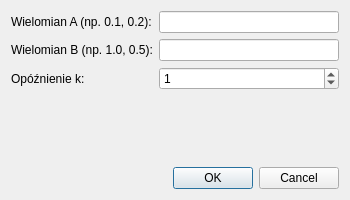
Before: the Qt Designer form dialogarx.ui in MichalWalterowski/projektUAR, drawn with Qt 5.
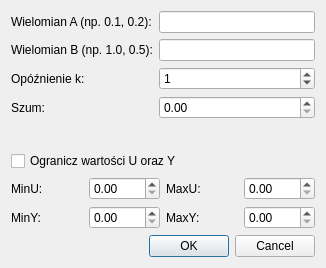
After: the same form once the commit is applied.

What changed in the file:
```diff
--- a/dialogarx.ui
+++ b/dialogarx.ui
@@ -6,8 +6,8 @@
    <rect>
     <x>0</x>
     <y>0</y>
-    <width>350</width>
-    <height>200</height>
+    <width>326</width>
+    <height>268</height>
    </rect>
   </property>
   <property name="windowTitle">
@@ -32,7 +32,86 @@
       <widget class="QLabel" name="labelK"><property name="text"><string>Opóźnienie k:</string></property></widget>
      </item>
      <item row="2" column="1">
-      <widget class="QSpinBox" name="spinK"><property name="value"><number>1</number></property></widget>
+      <widget class="QSpinBox" name="spinK">
+       <property name="value">
+        <number>1</number>
+       </property>
+      </widget>
+     </item>
+     <item row="3" column="0">
+      <widget class="QLabel" name="labelSzum">
+       <property name="text">
+        <string>Szum:</string>
+       </property>
+      </widget>
+     </item>
+     <item row="3" column="1">
+      <widget class="QDoubleSpinBox" name="spinSzum"/>
+     </item>
+    </layout>
+   </item>
+   <item>
+    <widget class="QCheckBox" name="checkLimity">
+     <property name="layoutDirection">
+      <enum>Qt::LeftToRight</enum>
+     </property>
+     <property name="text">
+      <string>Ogranicz wartości U oraz Y</string>
+     </property>
+    </widget>
+   </item>
+   <item>
+    <layout class="QHBoxLayout" name="horizontalLayout_4">
+     <item>
+      <widget class="QLabel" name="labelMinU">
+       <property name="text">
+        <string>MinU:</string>
+       </property>
+      </widget>
+     </item>
+     <item>
+      <widget class="QDoubleSpinBox" name="spinMinU">
+       <property name="enabled">
+        <bool>true</bool>
+       </property>
+       <property name="inputMethodHints">
+        <set>Qt::ImhFormattedNumbersOnly</set>
+       </property>
+      </widget>
+     </item>
+     <item>
+      <widget class="QLabel" name="labelMaxU">
+       <property name="text">
+        <string>MaxU:</string>
+       </property>
+      </widget>
+     </item>
+     <item>
+      <widget class="QDoubleSpinBox" name="spinMaxU"/>
+     </item>
+    </layout>
+   </item>
+   <item>
+    <layout class="QHBoxLayout" name="horizontalLayout_5">
+     <item>
+      <widget class="QLabel" name="labelMinY">
+       <property name="text">
+        <string>MinY:</string>
+       </property>
+      </widget>
+     </item>
+     <item>
+      <widget class="QDoubleSpinBox" name="spinMinY"/>
+     </item>
+     <item>
+      <widget class="QLabel" name="labelMaxY">
+       <property name="text">
+        <string>MaxY:</string>
+       </property>
+      </widget>
+     </item>
+     <item>
+      <widget class="QDoubleSpinBox" name="spinMaxY"/>
      </item>
     </layout>
    </item>
```
Left out of the diff: 46 changed lines with no effect on the pictures.
